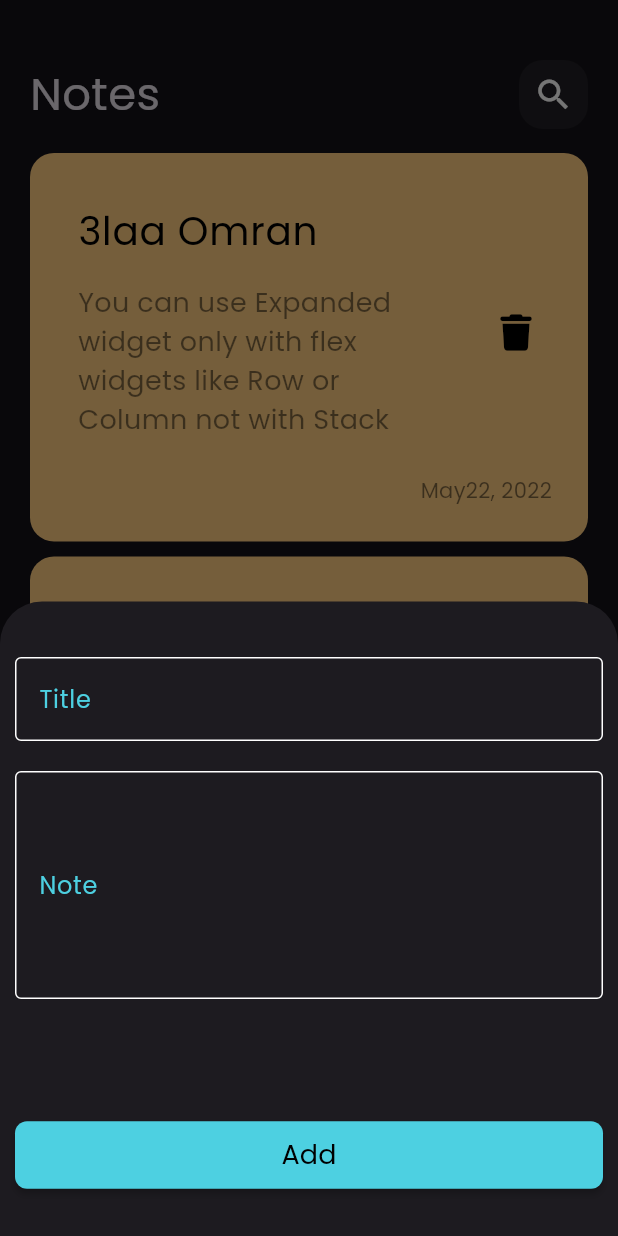
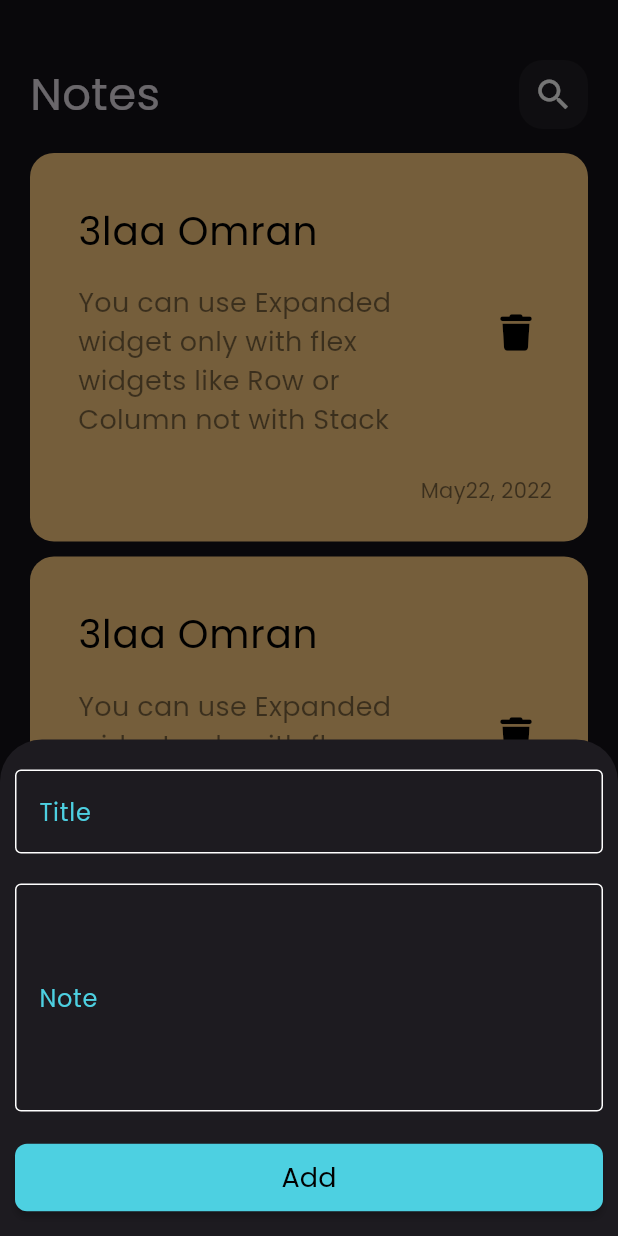
Before and after one commit to 3laaOmran/Notes_App, a Flutter app: the screen it shows after launch, after a tap on the "add" icon, on a phone screen of 412 x 824 dp. Run offline on Flutter 3.47's test engine with Material 3 defaults, Android fonts, the phone set to English and light mode, and no system bars; our stand-ins replace bloc, flutter_bloc, font_awesome_flutter, hive, hive_flutter; accounts and stored records are empty.

Commit message:
key board with bottomsheet

```diff
--- a/lib/views/notes_app_view.dart
+++ b/lib/views/notes_app_view.dart
@@ -12,7 +12,10 @@ class NotesAppView extends StatelessWidget {
         floatingActionButton: FloatingActionButton(
           onPressed: () {
             showModalBottomSheet(
-                context: context, builder: (context) =>const AddNoteBottomSheet());
+              isScrollControlled: true,
+              context: context,
+              builder: (context) => const AddNoteBottomSheet(),
+            );
           },
           backgroundColor: Colors.cyan[300],
           shape: const RoundedRectangleBorder(
--- a/lib/views/widgets/add_note_bottom_sheet.dart
+++ b/lib/views/widgets/add_note_bottom_sheet.dart
@@ -1,6 +1,6 @@
 import 'package:flutter/material.dart';
+import 'package:flutter/widgets.dart';
 import 'package:flutter_bloc/flutter_bloc.dart';
-import 'package:modal_progress_hud_nsn/modal_progress_hud_nsn.dart';
 import 'package:notes_app/logic/add_note_cubit/add_note_cubit.dart';
 
 import 'add_note_form.dart';
@@ -24,9 +24,13 @@ class AddNoteBottomSheet extends StatelessWidget {
         builder: (context, state) {
           return AbsorbPointer(
             absorbing: state is AddNoteLoading ? true : false,
-            child: const Padding(
-              padding: EdgeInsets.symmetric(vertical: 30.0, horizontal: 10),
-              child: SingleChildScrollView(child: AddNoteForm()),
+            child: Padding(
+              padding: EdgeInsets.only(
+                left: 10.0,
+                right: 10.0,
+                bottom: MediaQuery.of(context).viewInsets.bottom,
+              ),
+              child: const SingleChildScrollView(child: AddNoteForm()),
             ),
           );
         },
--- a/lib/views/widgets/add_note_form.dart
+++ b/lib/views/widgets/add_note_form.dart
@@ -28,7 +28,7 @@ class _AddNoteFormState extends State<AddNoteForm> {
       child: Column(
         children: [
           const SizedBox(
-            height: 7.0,
+            height: 20.0,
           ),
           CustomTextFormField(
             onSaved: (value) {
@@ -47,7 +47,7 @@ class _AddNoteFormState extends State<AddNoteForm> {
             labelText: "Note",
           ),
           const SizedBox(
-            height: 80.0,
+            height: 20.0,
           ),
           BlocBuilder<AddNoteCubit, AddNoteState>(
             builder: (context, state) {
@@ -71,6 +71,9 @@ class _AddNoteFormState extends State<AddNoteForm> {
                 },
               );
             },
+          ),
+          const SizedBox(
+            height: 15.0,
           ),
         ],
       ),
```
